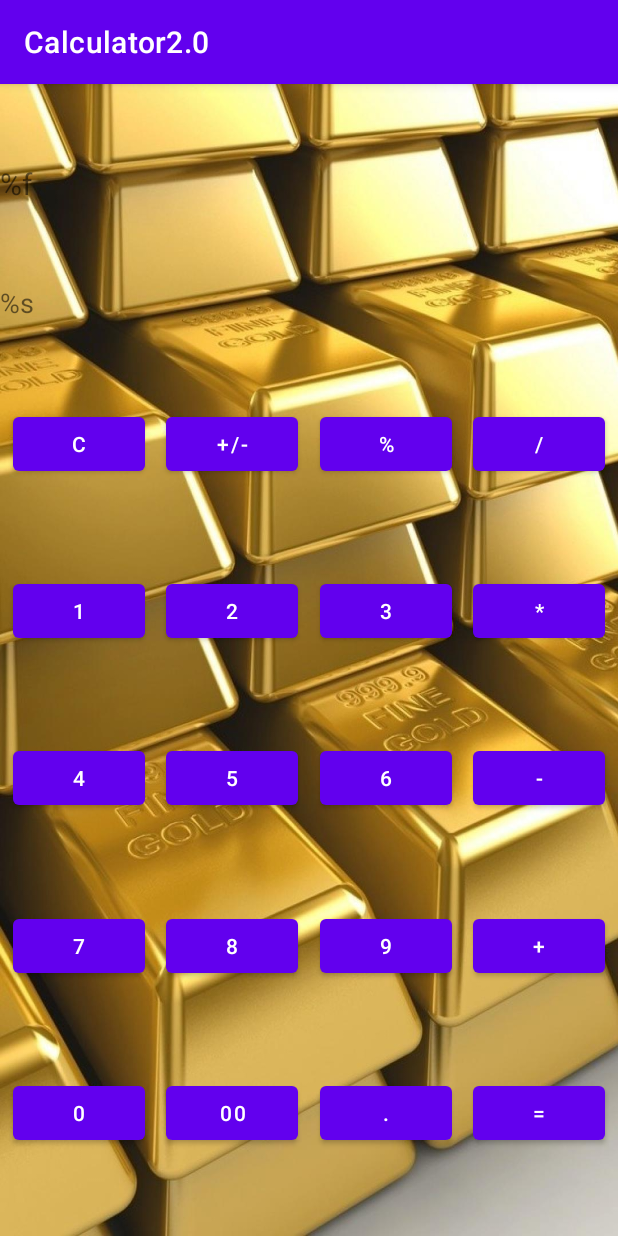
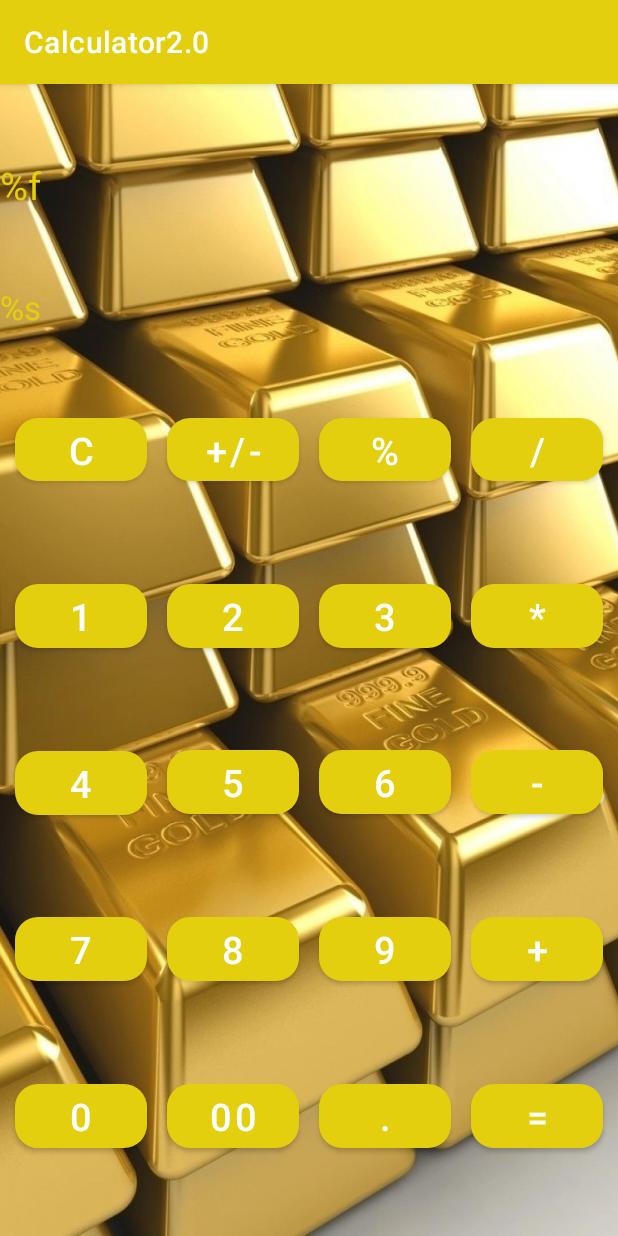
Before and after one commit to nikolayshuklin/Calculator2.0, an Android app: the screen it shows after launch (MainActivity), on a phone screen of 412 x 824 dp. Run offline under Robolectric (Android 15) with nearby library versions, the phone set to English and light mode, and no system bars.

Commit message:
MaterialButton и MyStyle

```diff
--- a/app/src/main/AndroidManifest.xml
+++ b/app/src/main/AndroidManifest.xml
@@ -4,11 +4,11 @@
 
     <application
         android:allowBackup="true"
-        android:icon="@mipmap/ic_launcher"
+        android:icon="@drawable/money_1080x1920_31"
         android:label="@string/app_name"
-        android:roundIcon="@mipmap/ic_launcher_round"
+        android:roundIcon="@drawable/money_1080x1920_31"
         android:supportsRtl="true"
-        android:theme="@style/Theme.Calculator20">
+        android:theme="@style/Theme.MyStile">
         <activity android:name=".MainActivity">
             <intent-filter>
                 <action android:name="android.intent.action.MAIN" />
--- a/app/src/main/res/layout/activity_main.xml
+++ b/app/src/main/res/layout/activity_main.xml
@@ -5,6 +5,7 @@
     android:layout_width="match_parent"
     android:layout_height="match_parent"
     android:background="@drawable/money_1080x1920_31"
+
     tools:context=".MainActivity">
 
     <TextView
@@ -12,7 +13,7 @@
         android:layout_width="0dp"
         android:layout_height="wrap_content"
         android:text="@string/resultField"
-        android:textSize="20sp"
+        android:textSize="@dimen/textResultField"
         app:layout_constraintBottom_toTopOf="@id/operationField"
         app:layout_constraintEnd_toEndOf="parent"
         app:layout_constraintStart_toStartOf="parent"
@@ -22,7 +23,7 @@
         android:id="@+id/operationField"
         android:layout_width="0dp"
         android:layout_height="wrap_content"
-        android:textSize="18sp"
+        android:textSize="@dimen/textOperationField"
         android:text="@string/operationField"
         app:layout_constraintBottom_toTopOf="@id/keyClear"
         app:layout_constraintEnd_toEndOf="parent"
@@ -31,133 +32,145 @@
 
         />
 
-    <Button
+    <com.google.android.material.button.MaterialButton
         android:id="@+id/keyClear"
         android:layout_width="wrap_content"
         android:layout_height="wrap_content"
-        android:layout_margin="5dp"
+        android:layout_margin="@dimen/buttonMargin"
         android:text="@string/keyClear"
+        app:cornerRadius="@dimen/cornerRadius"
         app:layout_constraintBottom_toTopOf="@id/key1"
         app:layout_constraintEnd_toStartOf="@id/keyPlusMinus"
         app:layout_constraintStart_toStartOf="parent"
         app:layout_constraintTop_toBottomOf="@id/operationField" />
 
-    <Button
+    <com.google.android.material.button.MaterialButton
         android:id="@+id/keyPlusMinus"
         android:layout_width="wrap_content"
         android:layout_height="wrap_content"
-        android:layout_margin="5dp"
+        android:layout_margin="@dimen/buttonMargin"
         android:text="@string/keyPlusMinus"
+        app:cornerRadius="@dimen/cornerRadius"
         app:layout_constraintBottom_toTopOf="@id/key2"
         app:layout_constraintEnd_toStartOf="@id/keyPercent"
         app:layout_constraintStart_toEndOf="@id/keyClear"
         app:layout_constraintTop_toBottomOf="@id/operationField" />
 
-    <Button
+    <com.google.android.material.button.MaterialButton
         android:id="@+id/keyPercent"
         android:layout_width="wrap_content"
         android:layout_height="wrap_content"
-        android:layout_margin="5dp"
+        android:layout_margin="@dimen/buttonMargin"
         android:text="@string/keyPercent"
+        app:cornerRadius="@dimen/cornerRadius"
         app:layout_constraintBottom_toTopOf="@id/key3"
         app:layout_constraintEnd_toStartOf="@id/keyDivision"
         app:layout_constraintStart_toEndOf="@id/keyPlusMinus"
         app:layout_constraintTop_toBottomOf="@id/operationField" />
 
-    <Button
+    <com.google.android.material.button.MaterialButton
         android:id="@+id/keyDivision"
         android:layout_width="wrap_content"
         android:layout_height="wrap_content"
-        android:layout_margin="5dp"
+        android:layout_margin="@dimen/buttonMargin"
         android:text="@string/keyDivision"
+        app:cornerRadius="@dimen/cornerRadius"
         app:layout_constraintBottom_toTopOf="@id/keyMultiplication"
         app:layout_constraintEnd_toEndOf="parent"
         app:layout_constraintStart_toEndOf="@id/keyPercent"
         app:layout_constraintTop_toBottomOf="@id/operationField" />
 
-    <Button
+    <com.google.android.material.button.MaterialButton
         android:id="@+id/key1"
         android:layout_width="wrap_content"
         android:layout_height="wrap_content"
-        android:layout_margin="5dp"
+        android:layout_margin="@dimen/buttonMargin"
         android:text="@string/key1"
+        app:cornerRadius="@dimen/cornerRadius"
         app:layout_constraintBottom_toTopOf="@id/key4"
         app:layout_constraintEnd_toStartOf="@id/key2"
         app:layout_constraintStart_toStartOf="parent"
         app:layout_constraintTop_toBottomOf="@id/keyClear" />
 
-    <Button
+    <com.google.android.material.button.MaterialButton
         android:id="@+id/key2"
         android:layout_width="wrap_content"
         android:layout_height="wrap_content"
-        android:layout_margin="5dp"
+        android:layout_margin="@dimen/buttonMargin"
         android:text="@string/key2"
+        app:cornerRadius="@dimen/cornerRadius"
         app:layout_constraintBottom_toTopOf="@id/key5"
         app:layout_constraintEnd_toStartOf="@id/key3"
         app:layout_constraintStart_toEndOf="@id/key1"
         app:layout_constraintTop_toBottomOf="@id/keyPlusMinus" />
 
-    <Button
+    <com.google.android.material.button.MaterialButton
         android:id="@+id/key3"
         android:layout_width="wrap_content"
         android:layout_height="wrap_content"
-        android:layout_margin="5dp"
+        android:layout_margin="@dimen/buttonMargin"
         android:text="@string/key3"
+        app:cornerRadius="@dimen/cornerRadius"
         app:layout_constraintBottom_toTopOf="@id/key6"
         app:layout_constraintEnd_toStartOf="@id/keyMultiplication"
         app:layout_constraintStart_toEndOf="@id/key2"
         app:layout_constraintTop_toBottomOf="@id/keyPercent" />
 
-    <Button
+    <com.google.android.material.button.MaterialButton
         android:id="@+id/keyMultiplication"
         android:layout_width="wrap_content"
         android:layout_height="wrap_content"
-        android:layout_margin="5dp"
+        android:layout_margin="@dimen/buttonMargin"
         android:text="@string/keyMultiplication"
+        app:cornerRadius="@dimen/cornerRadius"
         app:layout_constraintBottom_toTopOf="@id/keyMinus"
         app:layout_constraintEnd_toEndOf="parent"
         app:layout_constraintStart_toEndOf="@id/key3"
         app:layout_constraintTop_toBottomOf="@id/keyDivision" />
 
-    <Button
+    <com.google.android.material.button.MaterialButton
         android:id="@+id/key4"
         android:layout_width="wrap_content"
         android:layout_height="wrap_content"
-        android:layout_margin="5dp"
+        android:layout_margin="@dimen/buttonMargin"
         android:text="@string/key4"
+        app:cornerRadius="@dimen/cornerRadius"
         app:layout_constraintBottom_toTopOf="@id/key7"
         app:layout_constraintEnd_toStartOf="@id/key5"
         app:layout_constraintStart_toStartOf="parent"
         app:layout_constraintTop_toBottomOf="@id/key1" />
 
-    <Button
+    <com.google.android.material.button.MaterialButton
         android:id="@+id/key5"
         android:layout_width="wrap_content"
         android:layout_height="wrap_content"
-        android:layout_margin="5dp"
+        android:layout_margin="@dimen/buttonMargin"
         android:text="@string/key5"
+        app:cornerRadius="@dimen/cornerRadius"
         app:layout_constraintBottom_toTopOf="@id/key8"
         app:layout_constraintEnd_toStartOf="@id/key6"
         app:layout_constraintStart_toEndOf="@id/key4"
         app:layout_constraintTop_toBottomOf="@id/key2" />
 
-    <Button
+    <com.google.android.material.button.MaterialButton
         android:id="@+id/key6"
         android:layout_width="wrap_content"
         android:layout_height="wrap_content"
-        android:layout_margin="5dp"
+        android:layout_margin="@dimen/buttonMargin"
         android:text="@string/key6"
+        app:cornerRadius="@dimen/cornerRadius"
         app:layout_constraintBottom_toTopOf="@id/key9"
         app:layout_constraintEnd_toStartOf="@id/keyMinus"
         app:layout_constraintStart_toEndOf="@id/key5"
         app:layout_constraintTop_toBottomOf="@id/key3" />
 
-    <Button
+    <com.google.android.material.button.MaterialButton
         android:id="@+id/keyMinus"
         android:layout_width="wrap_content"
         android:layout_height="wrap_content"
-        android:layout_margin="5dp"
+        android:layout_margin="@dimen/buttonMargin"
         android:text="@string/keyMinus"
+        app:cornerRadius="@dimen/cornerRadius"
         app:layout_constraintBottom_toTopOf="@id/keyPlus"
         app:layout_constraintEnd_toEndOf="parent"
         app:layout_constraintStart_toEndOf="@id/key6"
@@ -165,89 +178,97 @@
 
         />
 
-    <Button
+    <com.google.android.material.button.MaterialButton
         android:id="@+id/key7"
         android:layout_width="wrap_content"
         android:layout_height="wrap_content"
-        android:layout_margin="5dp"
+        android:layout_margin="@dimen/buttonMargin"
         android:text="@string/key7"
+        app:cornerRadius="@dimen/cornerRadius"
         app:layout_constraintBottom_toTopOf="@id/key0"
         app:layout_constraintEnd_toStartOf="@id/key8"
         app:layout_constraintStart_toStartOf="parent"
         app:layout_constraintTop_toBottomOf="@id/key4" />
 
-    <Button
+    <com.google.android.material.button.MaterialButton
         android:id="@+id/key8"
         android:layout_width="wrap_content"
         android:layout_height="wrap_content"
-        android:layout_margin="5dp"
+        android:layout_margin="@dimen/buttonMargin"
         android:text="@string/key8"
+        app:cornerRadius="@dimen/cornerRadius"
         app:layout_constraintBottom_toTopOf="@id/keyTwo0"
         app:layout_constraintEnd_toStartOf="@id/key9"
         app:layout_constraintStart_toEndOf="@id/key7"
         app:layout_constraintTop_toBottomOf="@id/key5" />
 
-    <Button
+    <com.google.android.material.button.MaterialButton
         android:id="@+id/key9"
         android:layout_width="wrap_content"
         android:layout_height="wrap_content"
-        android:layout_margin="5dp"
+        android:layout_margin="@dimen/buttonMargin"
         android:text="@string/key9"
+        app:cornerRadius="@dimen/cornerRadius"
         app:layout_constraintBottom_toTopOf="@id/keyPoint"
         app:layout_constraintEnd_toStartOf="@id/keyPlus"
         app:layout_constraintStart_toEndOf="@id/key8"
         app:layout_constraintTop_toBottomOf="@id/key6" />
 
-    <Button
+    <com.google.android.material.button.MaterialButton
         android:id="@+id/keyPlus"
         android:layout_width="wrap_content"
         android:layout_height="wrap_content"
-        android:layout_margin="5dp"
+        android:layout_margin="@dimen/buttonMargin"
         android:text="@string/keyPlus"
+        app:cornerRadius="@dimen/cornerRadius"
         app:layout_constraintBottom_toTopOf="@id/keyResult"
         app:layout_constraintEnd_toEndOf="parent"
         app:layout_constraintStart_toEndOf="@id/key9"
         app:layout_constraintTop_toBottomOf="@id/keyMinus" />
 
-    <Button
+    <com.google.android.material.button.MaterialButton
         android:id="@+id/key0"
         android:layout_width="wrap_content"
         android:layout_height="wrap_content"
-        android:layout_margin="5dp"
+        android:layout_margin="@dimen/buttonMargin"
         android:text="@string/key0"
+        app:cornerRadius="@dimen/cornerRadius"
         app:layout_constraintBottom_toBottomOf="parent"
         app:layout_constraintEnd_toStartOf="@id/keyTwo0"
         app:layout_constraintStart_toStartOf="parent"
         app:layout_constraintTop_toBottomOf="@id/key7" />
 
-    <Button
+    <com.google.android.material.button.MaterialButton
         android:id="@+id/keyTwo0"
         android:layout_width="wrap_content"
         android:layout_height="wrap_content"
-        android:layout_margin="5dp"
+        android:layout_margin="@dimen/buttonMargin"
         android:text="@string/keyTwo0"
+        app:cornerRadius="@dimen/cornerRadius"
         app:layout_constraintBottom_toBottomOf="parent"
         app:layout_constraintEnd_toStartOf="@id/keyPoint"
         app:layout_constraintStart_toEndOf="@id/key0"
         app:layout_constraintTop_toBottomOf="@id/key8" />
 
-    <Button
+    <com.google.android.material.button.MaterialButton
         android:id="@+id/keyPoint"
         android:layout_width="wrap_content"
         android:layout_height="wrap_content"
-        android:layout_margin="5dp"
+        android:layout_margin="@dimen/buttonMargin"
         android:text="@string/keyPoint"
+        app:cornerRadius="@dimen/cornerRadius"
         app:layout_constraintBottom_toBottomOf="parent"
         app:layout_constraintEnd_toStartOf="@id/keyResult"
         app:layout_constraintStart_toEndOf="@id/keyTwo0"
         app:layout_constraintTop_toBottomOf="@id/key9" />
 
-    <Button
+    <com.google.android.material.button.MaterialButton
         android:id="@+id/keyResult"
         android:layout_width="wrap_content"
         android:layout_height="wrap_content"
-        android:layout_margin="5dp"
+        android:layout_margin="@dimen/buttonMargin"
         android:text="@string/keyResult"
+        app:cornerRadius="@dimen/cornerRadius"
         app:layout_constraintBottom_toBottomOf="parent"
         app:layout_constraintEnd_toEndOf="parent"
         app:layout_constraintStart_toEndOf="@id/keyPoint"
--- a/app/src/main/res/values/colors.xml
+++ b/app/src/main/res/values/colors.xml
@@ -7,4 +7,5 @@
     <color name="teal_700">#FF018786</color>
     <color name="black">#FF000000</color>
     <color name="white">#FFFFFFFF</color>
+    <color name="yellow">#E4CF0E</color>
 </resources>
--- /dev/null
+++ b/app/src/main/res/values/dimens.xml
@@ -0,0 +1,8 @@
+<?xml version="1.0" encoding="utf-8"?>
+<resources>
+    <dimen name="textResultField">25sp</dimen>
+    <dimen name="textOperationField">22sp</dimen>
+    <dimen name="buttonMargin">3dp</dimen>
+    <dimen name="textDefault">25sp</dimen>
+    <dimen name="cornerRadius">15dp</dimen>
+</resources>
--- a/app/src/main/res/values/strings.xml
+++ b/app/src/main/res/values/strings.xml
@@ -22,4 +22,5 @@
     <string name="keyResult">=</string>
     <string name="resultField">%f</string>
     <string name="operationField">%s</string>
+
 </resources>
--- a/app/src/main/res/values/themes.xml
+++ b/app/src/main/res/values/themes.xml
@@ -2,7 +2,7 @@
     <!-- Base application theme. -->
     <style name="Theme.Calculator20" parent="Theme.MaterialComponents.DayNight.DarkActionBar">
         <!-- Primary brand color. -->
-        <item name="colorPrimary">@color/purple_500</item>
+        <item name="colorPrimary">@color/yellow</item>
         <item name="colorPrimaryVariant">@color/purple_700</item>
         <item name="colorOnPrimary">@color/white</item>
         <!-- Secondary brand color. -->
@@ -13,4 +13,16 @@
         <item name="android:statusBarColor" tools:targetApi="l">?attr/colorPrimaryVariant</item>
         <!-- Customize your theme here. -->
     </style>
+    <style name="Theme.MyStile" parent="Theme.Calculator20">
+        <item name="colorPrimary">@color/yellow</item>
+        <item name="android:textSize">@dimen/textDefault</item>
+        <item name="buttonTint">@color/yellow</item>
+        <item name="android:textColor">@color/yellow</item>
+        <item name="backgroundTint">@color/black</item>
+
+
+
+
+
+    </style>
 </resources>
```
